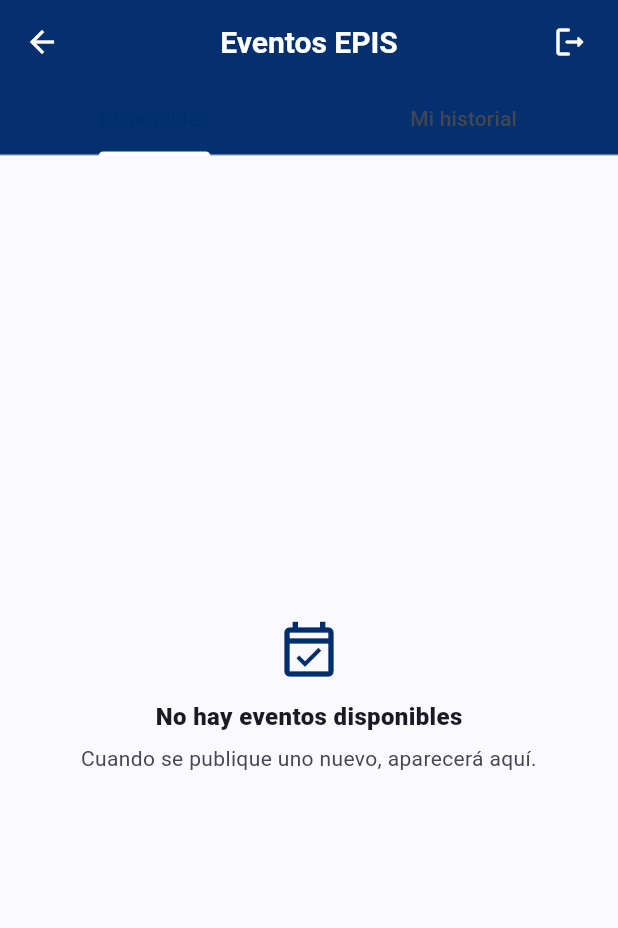
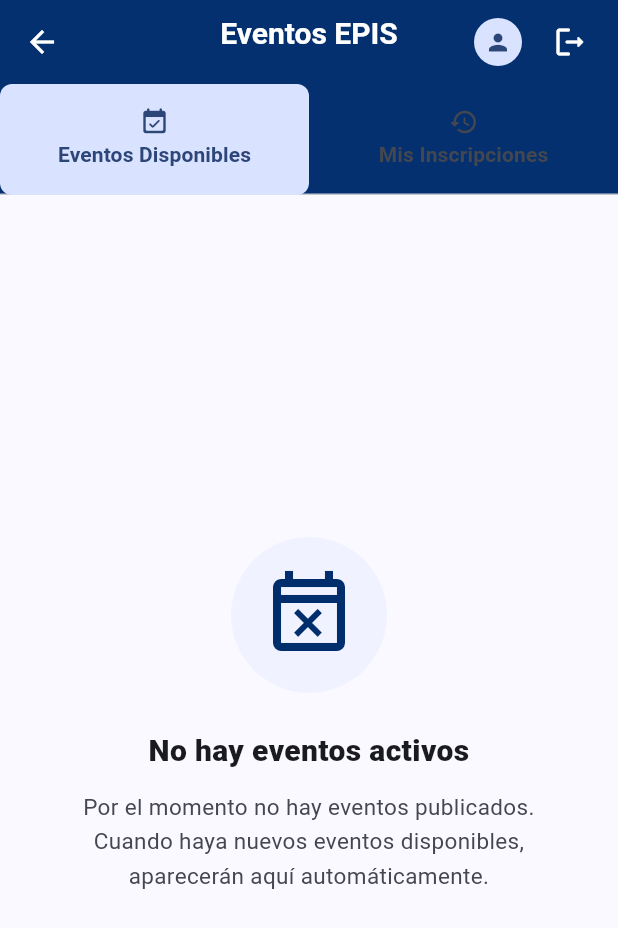
Before and after one commit to javierpool/eventos-epis, a Flutter app: the StudentHomeScreen screen opened directly, on a phone screen of 412 x 824 dp. Shown: the top 928 px of the screen. Run offline on Flutter 3.47's test engine with Material 3 defaults, Android fonts, the phone set to English and light mode, and no system bars; our stand-ins replace cloud_firestore, firebase_auth, firebase_core, qr_flutter; missing offline and left inert: mobile_scanner; accounts and stored records are empty; Roboto replaces fonts that are missing (Poppins).

Commit message:
Mejoras de UI para panel de estudiante - Tabs visibles y EmptyState mejorado
- Tabs con iconos y colores mas visibles (Eventos Disponibles / Mis Inscripciones)
- Email y avatar del usuario en AppBar
- EmptyState rediseÃ±ado con iconos grandes y fondo circular
- Boton Ver Eventos que navega automaticamente a la tab correcta
- Mensajes mas claros y especificos (Sin inscripciones todavia)
- Mejor feedback visual y guia del usuario

Resuelve: BotÃ³n invisible y mensaje confuso sin historial

```diff
--- a/lib/features/events/student_home_screen.dart
+++ b/lib/features/events/student_home_screen.dart
@@ -12,13 +12,44 @@ class StudentHomeScreen extends StatelessWidget {
   @override
   Widget build(BuildContext context) {
     final cs = Theme.of(context).colorScheme;
+    final user = FirebaseAuth.instance.currentUser;
 
     return DefaultTabController(
       length: 2,
       child: Scaffold(
         appBar: AppBar(
-          title: const Text('Eventos EPIS'),
+          title: Column(
+            crossAxisAlignment: CrossAxisAlignment.start,
+            mainAxisSize: MainAxisSize.min,
+            children: [
+              const Text('Eventos EPIS'),
+              if (user?.email != null)
+                Text(
+                  user!.email!,
+                  style: TextStyle(
+                    fontSize: 11,
+                    color: cs.onSurfaceVariant,
+                    fontWeight: FontWeight.normal,
+                  ),
+                ),
+            ],
+          ),
           actions: [
+            CircleAvatar(
+              radius: 16,
+              backgroundColor: cs.primaryContainer,
+              backgroundImage: user?.photoURL != null
+                  ? NetworkImage(user!.photoURL!)
+                  : null,
+              child: user?.photoURL == null
+                  ? Icon(
+                      Icons.person,
+                      size: 18,
+                      color: cs.onPrimaryContainer,
+                    )
+                  : null,
+            ),
+            const SizedBox(width: 8),
             IconButton(
               tooltip: 'Cerrar sesión',
               onPressed: () async {
@@ -28,10 +59,27 @@ class StudentHomeScreen extends StatelessWidget {
             ),
             const SizedBox(width: 8),
           ],
-          bottom: const TabBar(
-            tabs: [
-              Tab(text: 'Disponibles'),
-              Tab(text: 'Mi historial'),
+          bottom: TabBar(
+            indicatorSize: TabBarIndicatorSize.tab,
+            indicator: BoxDecoration(
+              color: cs.primaryContainer,
+              borderRadius: BorderRadius.circular(8),
+            ),
+            labelColor: cs.onPrimaryContainer,
+            unselectedLabelColor: cs.onSurfaceVariant,
+            labelStyle: const TextStyle(
+              fontWeight: FontWeight.w700,
+              fontSize: 14,
+            ),
+            tabs: const [
+              Tab(
+                icon: Icon(Icons.event_available_rounded, size: 20),
+                text: 'Eventos Disponibles',
+              ),
+              Tab(
+                icon: Icon(Icons.history_rounded, size: 20),
+                text: 'Mis Inscripciones',
+              ),
             ],
           ),
         ),
@@ -76,9 +124,9 @@ class _AvailableEventsTab extends StatelessWidget {
 
         if (docs.isEmpty) {
           return const _EmptyState(
-            icon: Icons.event_available_outlined,
-            title: 'No hay eventos disponibles',
-            subtitle: 'Cuando se publique uno nuevo, aparecerá aquí.',
+            icon: Icons.event_busy_outlined,
+            title: 'No hay eventos activos',
+            subtitle: 'Por el momento no hay eventos publicados. Cuando haya nuevos eventos disponibles, aparecerán aquí automáticamente.',
           );
         }
 
@@ -154,10 +202,18 @@ class _MyHistoryTab extends StatelessWidget {
         }
         final items = snap.data ?? const <UserRegistrationView>[];
         if (items.isEmpty) {
-          return const _EmptyState(
-            icon: Icons.history_toggle_off_outlined,
-            title: 'Sin historial aún',
-            subtitle: 'Cuando te inscribas a ponencias, aparecerán aquí.',
+          return _EmptyState(
+            icon: Icons.assignment_outlined,
+            title: 'Sin inscripciones todavía',
+            subtitle: 'Ve a la pestaña "Eventos Disponibles" para inscribirte a ponencias y eventos.',
+            action: FilledButton.icon(
+              icon: const Icon(Icons.event_available_rounded),
+              label: const Text('Ver Eventos'),
+              onPressed: () {
+                // Cambiar a la primera tab
+                DefaultTabController.of(context).animateTo(0);
+              },
+            ),
           );
         }
 
@@ -242,10 +298,13 @@ class _EmptyState extends StatelessWidget {
   final IconData icon;
   final String title;
   final String subtitle;
+  final Widget? action;
+
   const _EmptyState({
     required this.icon,
     required this.title,
     required this.subtitle,
+    this.action,
   });
 
   @override
@@ -253,22 +312,46 @@ class _EmptyState extends StatelessWidget {
     final cs = Theme.of(context).colorScheme;
     return Center(
       child: Padding(
-        padding: const EdgeInsets.all(24),
+        padding: const EdgeInsets.all(32),
         child: Column(
           mainAxisSize: MainAxisSize.min,
           children: [
-            Icon(icon, size: 44, color: cs.primary),
-            const SizedBox(height: 10),
+            Container(
+              padding: const EdgeInsets.all(20),
+              decoration: BoxDecoration(
+                color: cs.primaryContainer.withOpacity(0.3),
+                shape: BoxShape.circle,
+              ),
+              child: Icon(
+                icon,
+                size: 64,
+                color: cs.primary,
+              ),
+            ),
+            const SizedBox(height: 24),
             Text(
               title,
-              style: const TextStyle(fontWeight: FontWeight.w800, fontSize: 16),
+              style: TextStyle(
+                fontWeight: FontWeight.w800,
+                fontSize: 20,
+                color: cs.onSurface,
+              ),
+              textAlign: TextAlign.center,
             ),
-            const SizedBox(height: 6),
+            const SizedBox(height: 12),
             Text(
               subtitle,
               textAlign: TextAlign.center,
-              style: TextStyle(color: cs.onSurfaceVariant),
+              style: TextStyle(
+                color: cs.onSurfaceVariant,
+                fontSize: 15,
+                height: 1.5,
+              ),
             ),
+            if (action != null) ...[
+              const SizedBox(height: 24),
+              action!,
+            ],
           ],
         ),
       ),
```
Also changed, not shown: 1 other file.
